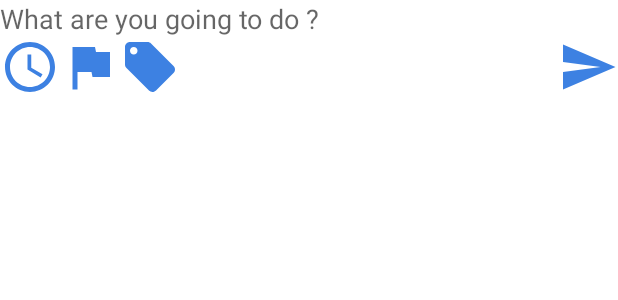
After one commit to wyt618/ZyySchedule, an Android app: the layout add_schedule.xml on its own in the app's theme, with its tools: preview values and no code run, on a phone screen of 412 x 824 dp. The commit adds this screen. Shown: the top 300 px of the screen. Run offline under Robolectric (Android 15) with nearby library versions, the phone set to English and light mode, and no system bars.

Commit message:
新增日程浮动按钮，新增日程页面，日期小提示，时间选择，

```diff
--- a/app/src/main/res/drawable/btn_add_event_set.xml
+++ /dev/null
@@ -1,5 +0,0 @@
-<?xml version="1.0" encoding="utf-8"?>
-<selector xmlns:android="http://schemas.android.com/apk/res/android">
-    <item android:drawable="@mipmap/btn_add_event_set_pre" android:state_pressed="true"/>
-    <item android:drawable="@mipmap/btn_add_event_set_normal"/>
-</selector>
--- /dev/null
+++ b/app/src/main/res/drawable/ic_baseline_flag_24.xml
@@ -0,0 +1,10 @@
+<vector xmlns:android="http://schemas.android.com/apk/res/android"
+    android:width="24dp"
+    android:height="24dp"
+    android:viewportWidth="24"
+    android:viewportHeight="24"
+    android:tint="?attr/colorControlNormal">
+  <path
+      android:fillColor="@color/color_schedule_finish_title_text"
+      android:pathData="M14.4,6L14,4H5v17h2v-7h5.6l0.4,2h7V6z"/>
+</vector>
--- /dev/null
+++ b/app/src/main/res/drawable/ic_baseline_local_offer_24.xml
@@ -0,0 +1,10 @@
+<vector xmlns:android="http://schemas.android.com/apk/res/android"
+    android:width="24dp"
+    android:height="24dp"
+    android:viewportWidth="24"
+    android:viewportHeight="24"
+    android:tint="?attr/colorControlNormal">
+  <path
+      android:fillColor="@color/color_schedule_finish_title_text"
+      android:pathData="M21.41,11.58l-9,-9C12.05,2.22 11.55,2 11,2H4c-1.1,0 -2,0.9 -2,2v7c0,0.55 0.22,1.05 0.59,1.42l9,9c0.36,0.36 0.86,0.58 1.41,0.58 0.55,0 1.05,-0.22 1.41,-0.59l7,-7c0.37,-0.36 0.59,-0.86 0.59,-1.41 0,-0.55 -0.23,-1.06 -0.59,-1.42zM5.5,7C4.67,7 4,6.33 4,5.5S4.67,4 5.5,4 7,4.67 7,5.5 6.33,7 5.5,7z"/>
+</vector>
--- /dev/null
+++ b/app/src/main/res/drawable/ic_baseline_query_builder_24.xml
@@ -0,0 +1,13 @@
+<vector xmlns:android="http://schemas.android.com/apk/res/android"
+    android:width="24dp"
+    android:height="24dp"
+    android:viewportWidth="24"
+    android:viewportHeight="24"
+    android:tint="?attr/colorControlNormal">
+  <path
+      android:fillColor="@android:color/white"
+      android:pathData="M11.99,2C6.47,2 2,6.48 2,12s4.47,10 9.99,10C17.52,22 22,17.52 22,12S17.52,2 11.99,2zM12,20c-4.42,0 -8,-3.58 -8,-8s3.58,-8 8,-8 8,3.58 8,8 -3.58,8 -8,8z"/>
+  <path
+      android:fillColor="@android:color/white"
+      android:pathData="M12.5,7H11v6l5.25,3.15 0.75,-1.23 -4.5,-2.67z"/>
+</vector>
--- /dev/null
+++ b/app/src/main/res/drawable/ic_baseline_send_24.xml
@@ -0,0 +1,11 @@
+<vector xmlns:android="http://schemas.android.com/apk/res/android"
+    android:width="24dp"
+    android:height="24dp"
+    android:viewportWidth="24"
+    android:viewportHeight="24"
+    android:tint="?attr/colorControlNormal"
+    android:autoMirrored="true">
+  <path
+      android:fillColor="@android:color/white"
+      android:pathData="M2.01,21L23,12 2.01,3 2,10l15,2 -15,2z"/>
+</vector>
--- a/app/src/main/res/layout/activity_main.xml
+++ b/app/src/main/res/layout/activity_main.xml
@@ -22,7 +22,7 @@
             app:layout_constraintEnd_toEndOf="parent"
             app:layout_constraintStart_toStartOf="parent"
             app:layout_constraintTop_toTopOf="parent"
-            app:navGraph="@navigation/main_navigation" >
+            app:navGraph="@navigation/main_navigation">
         </fragment>
 
         <com.google.android.material.bottomnavigation.BottomNavigationView
--- /dev/null
+++ b/app/src/main/res/layout/add_schedule.xml
@@ -0,0 +1,94 @@
+<?xml version="1.0" encoding="utf-8"?>
+<layout xmlns:android="http://schemas.android.com/apk/res/android"
+    xmlns:app="http://schemas.android.com/apk/res-auto"
+    >
+
+    <data>
+        <variable
+            name="vm"
+            type="com.example.zyyschedule.viewmodel.CalendarViewModel" />
+
+    </data>
+
+    <LinearLayout
+        android:layout_width="match_parent"
+        android:layout_height="match_parent"
+        android:orientation="vertical">
+
+        <LinearLayout
+            android:id="@+id/linearLayout"
+            android:layout_width="match_parent"
+            android:layout_height="wrap_content"
+            android:orientation="horizontal"
+            app:layout_constraintBottom_toBottomOf="parent"
+            app:layout_constraintEnd_toEndOf="parent"
+            app:layout_constraintHorizontal_bias="0.0"
+            app:layout_constraintStart_toStartOf="parent"
+            app:layout_constraintTop_toTopOf="parent"
+            app:layout_constraintVertical_bias="0.001">
+
+            <EditText
+                android:id="@+id/edit_text"
+                android:layout_width="match_parent"
+                android:layout_height="wrap_content"
+                android:background="@null"
+                android:hint="@string/schedule_hint" />
+        </LinearLayout>
+
+        <LinearLayout
+            android:layout_width="match_parent"
+            android:layout_height="wrap_content"
+            android:orientation="horizontal"
+            app:layout_constraintBottom_toBottomOf="parent"
+            app:layout_constraintEnd_toEndOf="parent"
+            app:layout_constraintHorizontal_bias="0.0"
+            app:layout_constraintStart_toStartOf="parent"
+            app:layout_constraintTop_toBottomOf="@+id/linearLayout"
+            app:layout_constraintVertical_bias="0.038">
+
+            <TextView
+                android:id="@+id/textDateAgo"
+                android:layout_width="wrap_content"
+                android:layout_height="wrap_content"
+                android:textColor="@color/color_schedule_start"
+                android:text="@{vm.addScheduleDateAgo}" />
+
+
+            <Button
+                android:id="@+id/add_schedule_selectTime"
+                android:layout_width="@dimen/button_size_40dp"
+                android:layout_height="@dimen/button_size_40dp"
+                android:background="@drawable/ic_baseline_query_builder_24" />
+
+            <TextView
+                android:id="@+id/textTime"
+                android:layout_width="wrap_content"
+                android:layout_height="wrap_content"
+                android:textColor="@color/color_schedule_start"
+                android:text="@{vm.addScheduleTime}" />
+
+            <Button
+                android:layout_width="@dimen/button_size_40dp"
+                android:layout_height="@dimen/button_size_40dp"
+                android:background="@drawable/ic_baseline_flag_24" />
+
+            <Button
+                android:layout_width="@dimen/button_size_40dp"
+                android:layout_height="@dimen/button_size_40dp"
+                android:background="@drawable/ic_baseline_local_offer_24" />
+
+            <TextView
+                android:layout_width="0dp"
+                android:layout_height="wrap_content"
+                android:layout_weight="1" />
+
+            <Button
+                android:layout_width="@dimen/button_size_40dp"
+                android:layout_height="@dimen/button_size_40dp"
+                android:background="@drawable/ic_baseline_send_24"
+                android:layout_gravity="end" />
+
+        </LinearLayout>
+
+    </LinearLayout>
+</layout>
--- a/app/src/main/res/layout/calendar_fragment.xml
+++ b/app/src/main/res/layout/calendar_fragment.xml
@@ -168,6 +168,12 @@
                 android:src="@drawable/fab_add"
                 app:backgroundTint="@color/color_schedule_blue"
                 app:rippleColor="@color/color_schedule_start" />
+            <FrameLayout
+                android:id="@+id/add_schedule"
+                android:layout_width="wrap_content"
+                android:layout_height="wrap_content">
+
+            </FrameLayout>
         </RelativeLayout>
 
     </LinearLayout>
--- a/app/src/main/res/values/dimen.xml
+++ /dev/null
@@ -1,4 +0,0 @@
-<?xml version="1.0" encoding="utf-8"?>
-<resources>
-    <dimen name="text_size_10sp">10sp</dimen>
-</resources>
--- a/app/src/main/res/values/dimens.xml
+++ b/app/src/main/res/values/dimens.xml
@@ -51,5 +51,7 @@
     <integer name="small_calendar_text_size">10</integer>
     <dimen name="small_week_bar_height">28dp</dimen>
     <dimen name="small_month_calendar_height">224dp</dimen>
+    <dimen name="text_size_10sp">10sp</dimen>
+    <dimen name="button_size_40dp">40dp</dimen>
 
 </resources>
--- a/app/src/main/res/values/strings.xml
+++ b/app/src/main/res/values/strings.xml
@@ -6,4 +6,7 @@
     <string name="dialog_button_ok">Ok</string>
     <string name="dialog_button_cancel">Cancel</string>
     <string name="clendar_dialog_title" translatable="false">Jump To</string>
+    <string name="schedule_hint">What are you going to do ? </string>
+    <string name="add_schedule_title">Create Schedule</string>
+    <string name="add_schedule_timepicker">To choose time</string>
 </resources>
```
Also changed, not shown: app/src/main/java/com/example/zyyschedule/fragment/CalendarFragment.java (+88 -20 lines), app/src/main/java/com/example/zyyschedule/viewmodel/CalendarViewModel.java (+68 -2 lines), app/src/main/res/drawable/add_schedule.xml (added, +7 -0 lines), app/src/main/res/layout/timepicker_dialog.xml (added, +61 -0 lines), 1 other file.
